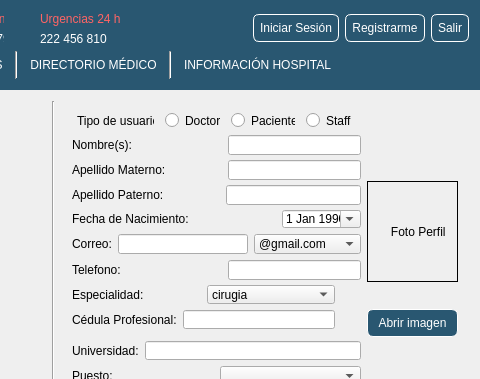
The window that mainwindow.ui (Laloses/Hospital) describes before a commit, drawn with Qt 5; both pictures show x 374 to 854 and y 0 to 379 of the 854 by 483 pixel window.
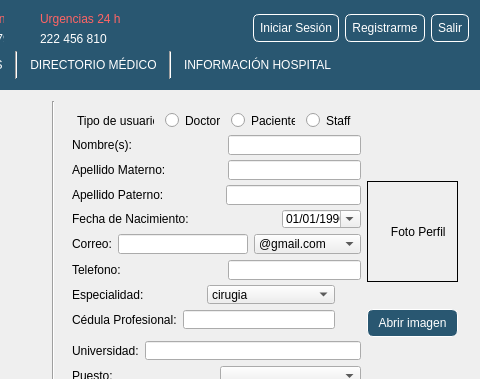
The same window after the commit. Icons and pictures are not drawn.

What changed in the file:
```diff
--- a/mainwindow.ui
+++ b/mainwindow.ui
@@ -1320,6 +1320,9 @@
                   <day>31</day>
                  </date>
                 </property>
+                <property name="displayFormat">
+                 <string>dd/MM/yyyy</string>
+                </property>
                 <property name="calendarPopup">
                  <bool>true</bool>
                 </property>
```
